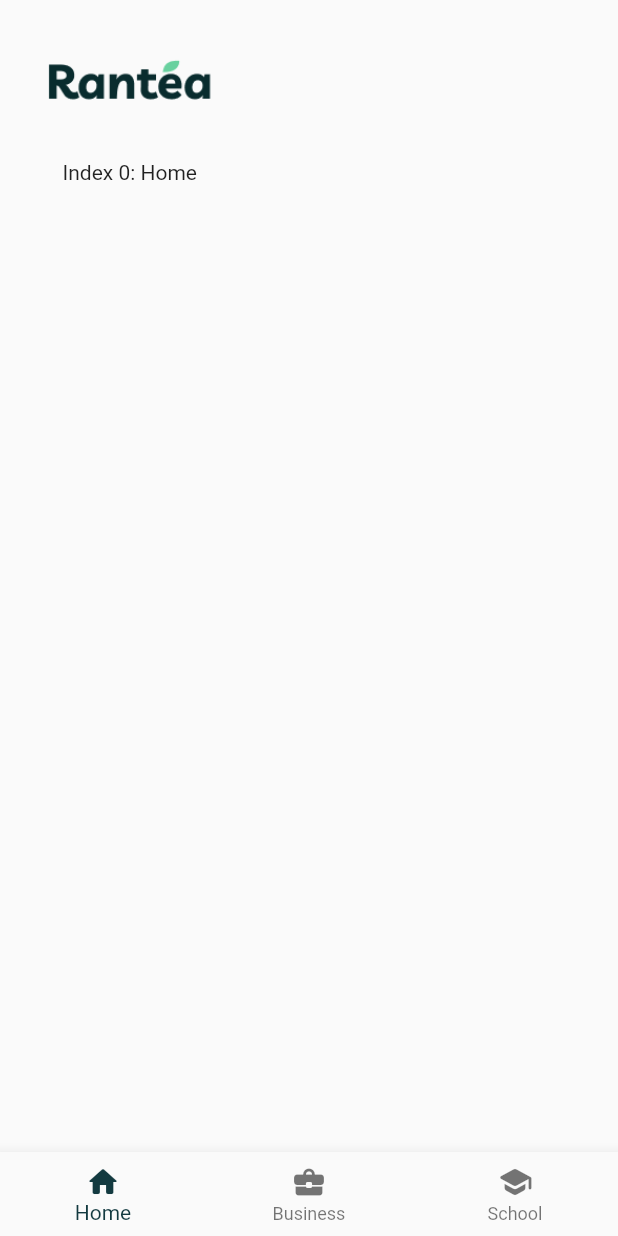
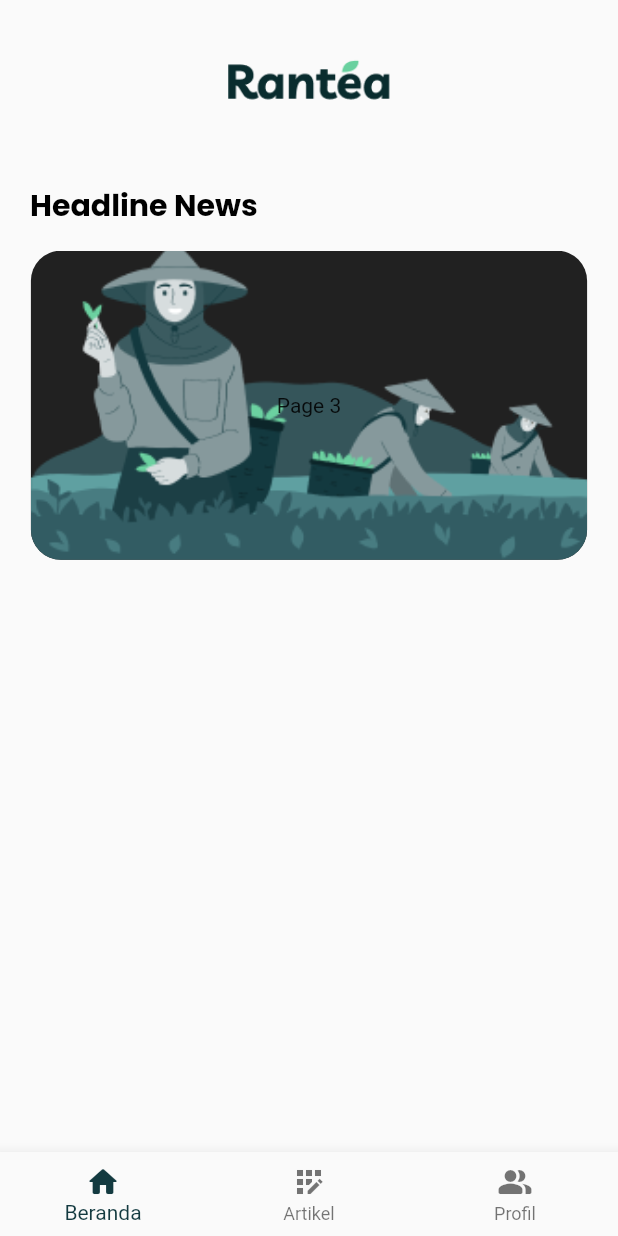
Before and after one commit to reyhanfajarn13/Rantea-app, a Flutter app: the homeScreenGuest screen opened directly, on a phone screen of 412 x 824 dp. Run offline on Flutter 3.47's test engine with Material 2 defaults, Android fonts, the phone set to English and light mode, and no system bars; drawn by our look-alikes of carousel_slider; our stand-ins replace cloud_firestore, firebase_auth, firebase_core, flutter_spinkit, flutter_svg, google_fonts; accounts and stored records are empty.

Commit message:
Rantea_App/Update-UI-Guest/

```diff
--- a/lib/screens/guest_screens/homeScreenGuest.dart
+++ b/lib/screens/guest_screens/homeScreenGuest.dart
@@ -1,5 +1,6 @@
 import 'package:flutter/material.dart';
 import 'package:google_fonts/google_fonts.dart';
+import 'package:rantea_app/screens/guest_screens/page/Home/homeGuest.dart';
 
 class homeScreenGuest extends StatefulWidget {
   const homeScreenGuest({super.key});
@@ -42,15 +43,15 @@
         items: const <BottomNavigationBarItem>[
           BottomNavigationBarItem(
             icon: Icon(Icons.home_rounded),
-            label: 'Home',
+            label: 'Beranda',
           ),
           BottomNavigationBarItem(
-            icon: Icon(Icons.business_center_rounded),
-            label: 'Business',
+            icon: Icon(Icons.app_registration_sharp),
+            label: 'Artikel',
           ),
           BottomNavigationBarItem(
-            icon: Icon(Icons.school_rounded),
-            label: 'School',
+            icon: Icon(Icons.people_alt_rounded),
+            label: 'Profil',
           ),
         ],
         currentIndex: _selectedIndex,
@@ -61,9 +62,7 @@
   }
 
   static const List<Widget> _widgetOptions = <Widget>[
-    Text(
-      'Index 0: Home',
-    ),
+    homeGuest(),
     Text(
       'Index 1: Business',
     ),
--- /dev/null
+++ b/lib/screens/guest_screens/page/Home/homeCarouselContent.dart
@@ -0,0 +1,31 @@
+import 'package:flutter/material.dart';
+
+List<Widget> pages = [
+  Container(
+    decoration: BoxDecoration(
+        borderRadius: BorderRadius.circular(20),
+        color: Colors.blue[300],
+        image: DecorationImage(
+            image: AssetImage('lib/images/signin_pict.png'),
+            fit: BoxFit.cover)),
+    child: Center(child: Text('Page 1')),
+  ),
+  Container(
+    decoration: BoxDecoration(
+        borderRadius: BorderRadius.circular(20),
+        color: Colors.red[300],
+        image: DecorationImage(
+            image: AssetImage('lib/images/signin_pict.png'),
+            fit: BoxFit.cover)),
+    child: Center(child: Text('Page 2')),
+  ),
+  Container(
+    decoration: BoxDecoration(
+        borderRadius: BorderRadius.circular(20),
+        color: Colors.black87,
+        image: DecorationImage(
+            image: AssetImage('lib/images/signin_pict.png'),
+            fit: BoxFit.cover)),
+    child: Center(child: Text('Page 3')),
+  ),
+];
--- /dev/null
+++ b/lib/screens/guest_screens/page/Home/homeGuest.dart
@@ -0,0 +1,60 @@
+import 'package:flutter/material.dart';
+import 'package:carousel_slider/carousel_slider.dart';
+import 'package:google_fonts/google_fonts.dart';
+import 'homeCarouselContent.dart';
+
+class homeGuest extends StatefulWidget {
+  const homeGuest({super.key});
+
+  @override
+  State<homeGuest> createState() => _homeGuestState();
+}
+
+class _homeGuestState extends State<homeGuest> {
+  CarouselController buttonCarouselController = CarouselController();
+
+  @override
+  Widget build(BuildContext context) {
+    Size size = MediaQuery.of(context).size;
+    return Column(
+      children: [
+        Container(
+          decoration: BoxDecoration(color: Colors.transparent),
+          child: Column(
+            children: [
+              const SizedBox(
+                height: 15,
+              ),
+              Container(
+                padding: EdgeInsetsDirectional.symmetric(horizontal: 20),
+                alignment: AlignmentDirectional.centerStart,
+                child: Text(
+                  "Headline News",
+                  style: GoogleFonts.poppins(
+                      fontSize: 20,
+                      fontWeight: FontWeight.bold,
+                      color: Colors.black),
+                ),
+              ),
+              const SizedBox(
+                height: 15,
+              ),
+              CarouselSlider(
+                  items: pages,
+                  options: CarouselOptions(
+                    autoPlay: true,
+                    enlargeCenterPage: true,
+                    viewportFraction: 0.9,
+                    aspectRatio: 2.0,
+                    initialPage: 2,
+                  )),
+              const SizedBox(
+                height: 15,
+              ),
+            ],
+          ),
+        ),
+      ],
+    );
+  }
+}
--- a/lib/screens/signIn.dart
+++ b/lib/screens/signIn.dart
@@ -2,7 +2,7 @@
 import 'package:google_fonts/google_fonts.dart';
 import 'guest_screens/homeScreenGuest.dart';
 import 'user_screens/loginScreenUser.dart';
-import 'package:rantea_app/screens/guest_screens/page/registerScreen.dart';
+import 'package:rantea_app/screens/guest_screens/page/registration/registerScreen.dart';
 
 class signIn extends StatefulWidget {
   const signIn({super.key});
@@ -90,7 +90,7 @@
           ElevatedButton(
               onPressed: () {
                 Navigator.push(context,
-                    MaterialPageRoute(builder: (context) => registerScreen()));
+                    MaterialPageRoute(builder: (context) => homeScreenGuest()));
               },
               style: ElevatedButton.styleFrom(
                   fixedSize: Size.fromWidth(300),
--- a/lib/screens/user_screens/loginScreenUser.dart
+++ b/lib/screens/user_screens/loginScreenUser.dart
@@ -165,7 +165,7 @@
                   padding: EdgeInsets.all(16),
                   height: 90,
                   decoration: BoxDecoration(
-                      color: Color(0xFFC72C41),
+                      color: Color.fromARGB(255, 201, 17, 42),
                       borderRadius: BorderRadius.all(Radius.circular(20))),
                   child: Row(
                     children: [
--- a/lib/static/loadingPage.dart
+++ b/lib/static/loadingPage.dart
@@ -22,7 +22,7 @@
 
   _navigateToOnboard() async {
     await Timer(
-        Duration(milliseconds: 2500),
+        Duration(milliseconds: 1000),
         () => Navigator.push(context,
             MaterialPageRoute(builder: (context) => homeScreenUser())));
   }
--- a/lib/static/onboard_models.dart
+++ b/lib/static/onboard_models.dart
@@ -12,7 +12,7 @@
 final List<OnboardModels> demo_data = [
   OnboardModels(
       logo: 'lib/images/logo_rantea_2.png',
-      image: "lib/images/onboard_1.png",
+      image: 'lib/images/onboard_1.png',
       title: "Deteksi Mutu Bubuk Daun Teh",
       description:
           "Nunc vitae est adipiscing cursus. Semper gravida vestibulum fermentum tristique massa ultrices proin nam gravida. Massa sem et posuere lacus."),
--- a/pubspec.yaml
+++ b/pubspec.yaml
@@ -41,6 +41,8 @@
   cloud_firestore: ^4.13.1
   flutter_spinkit: ^5.2.0
   flutter_svg: ^2.0.5
+  firebase_storage: ^11.5.6
+  carousel_slider: ^4.2.1
 
 dev_dependencies:
   flutter_test:
```
Also changed, not shown: lib/screens/onboarding.dart (+0 -32 lines), lib/screens/guest_screens/page/registration/registerScreen.dart (renamed from lib/screens/guest_screens/page/registerScreen.dart), pubspec.lock, 3 other files.
